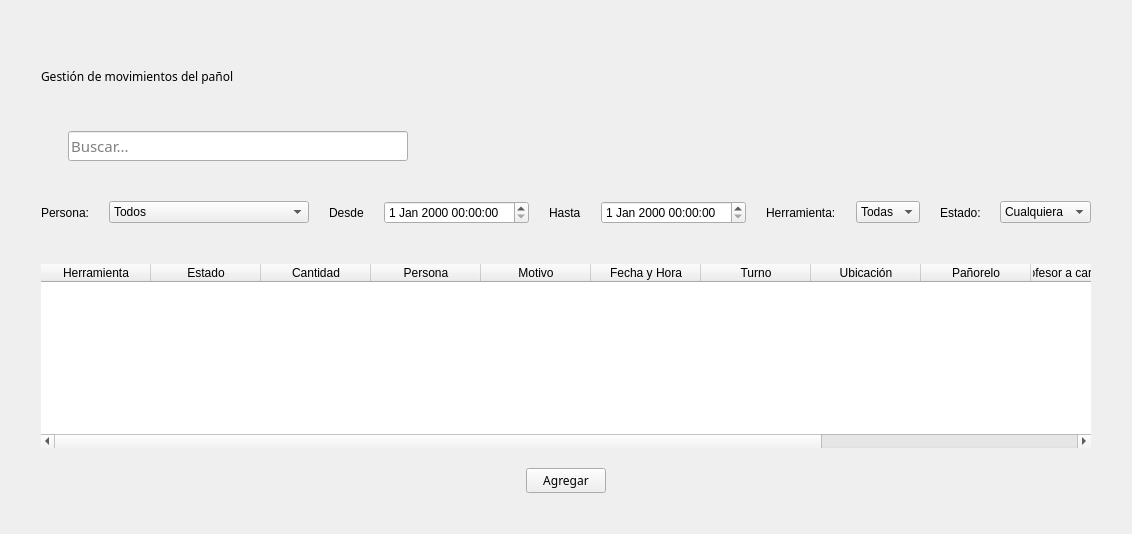
First picture: the form in blustock/ui/screens_uis/movimientos.ui, repository MaxAPBusiness/Blustock, before the edit.
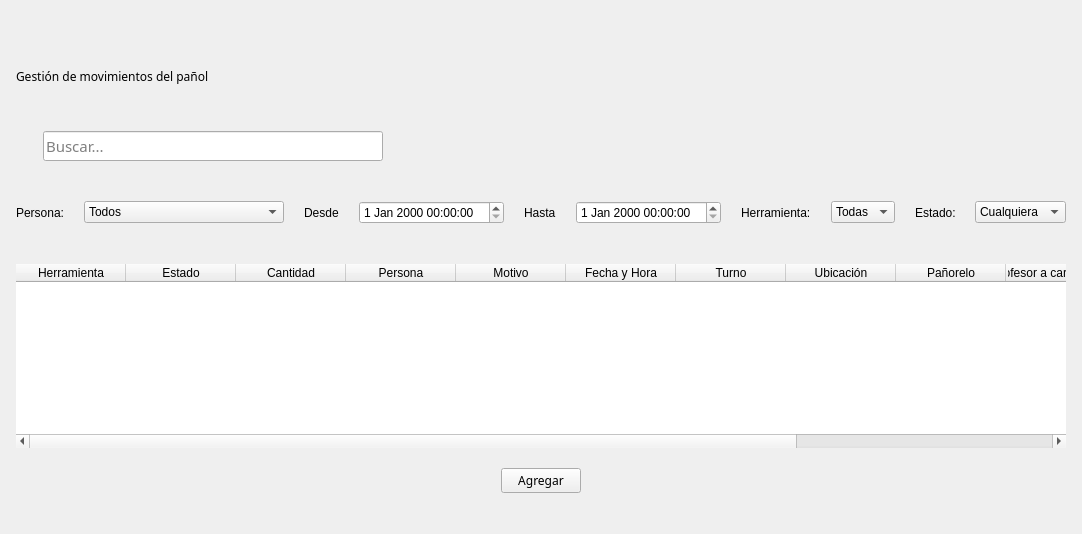
Second picture: the form after the edit. Icons and pictures are not drawn.

Diff of the .ui file:
```diff
--- a/blustock/ui/screens_uis/movimientos.ui
+++ b/blustock/ui/screens_uis/movimientos.ui
@@ -24,13 +24,13 @@
       <number>20</number>
      </property>
      <property name="leftMargin">
-      <number>30</number>
+      <number>5</number>
      </property>
      <property name="topMargin">
       <number>30</number>
      </property>
      <property name="rightMargin">
-      <number>30</number>
+      <number>5</number>
      </property>
      <property name="bottomMargin">
       <number>30</number>
```
